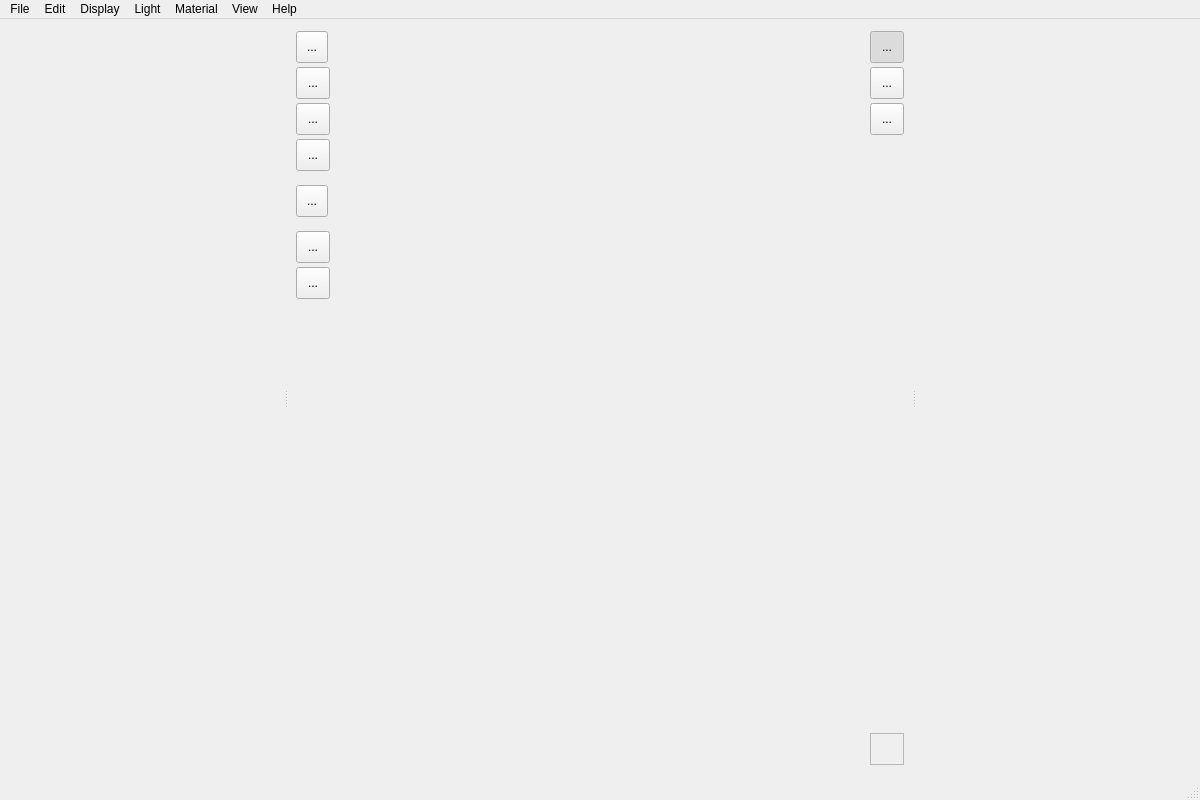
Above: sources/viewer.ui from mikaelsundell/stageviz before the change. Below: the same form after it.
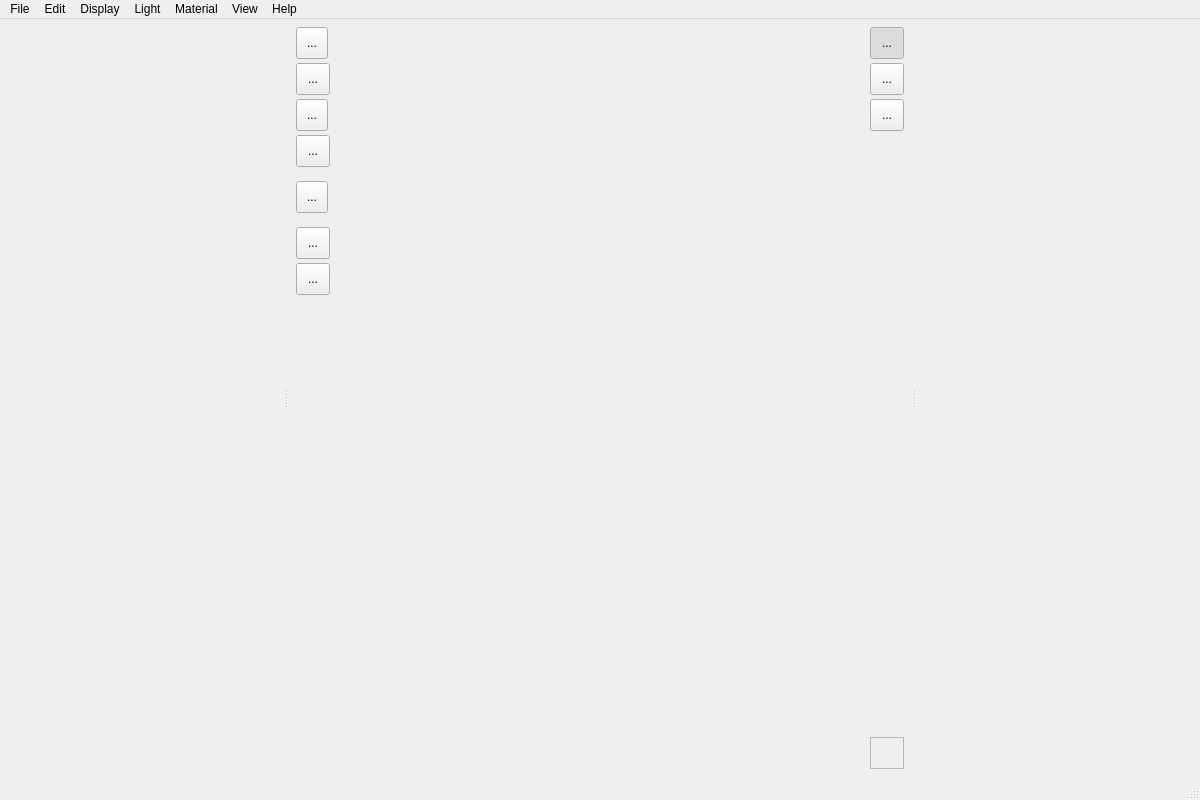
That is the form after the change. Custom widgets are drawn as their Qt base class.

Diff of the .ui file:
```diff
--- a/sources/viewer.ui
+++ b/sources/viewer.ui
@@ -165,13 +165,13 @@
                  <number>4</number>
                 </property>
                 <property name="topMargin">
-                 <number>8</number>
+                 <number>4</number>
                 </property>
                 <property name="rightMargin">
                  <number>4</number>
                 </property>
                 <property name="bottomMargin">
-                 <number>8</number>
+                 <number>4</number>
                 </property>
                 <item>
                  <widget class="QToolButton" name="newStage">
@@ -233,8 +233,8 @@
                   </property>
                   <property name="maximumSize">
                    <size>
-                    <width>34</width>
-                    <height>34</height>
+                    <width>32</width>
+                    <height>32</height>
                    </size>
                   </property>
                   <property name="text">
@@ -512,13 +512,13 @@
                  <number>4</number>
                 </property>
                 <property name="topMargin">
-                 <number>8</number>
+                 <number>4</number>
                 </property>
                 <property name="rightMargin">
                  <number>4</number>
                 </property>
                 <property name="bottomMargin">
-                 <number>8</number>
+                 <number>4</number>
                 </property>
                 <item>
                  <widget class="QToolButton" name="shaded">
```
Left out of the diff: 6 changed lines with no effect on the pictures.
